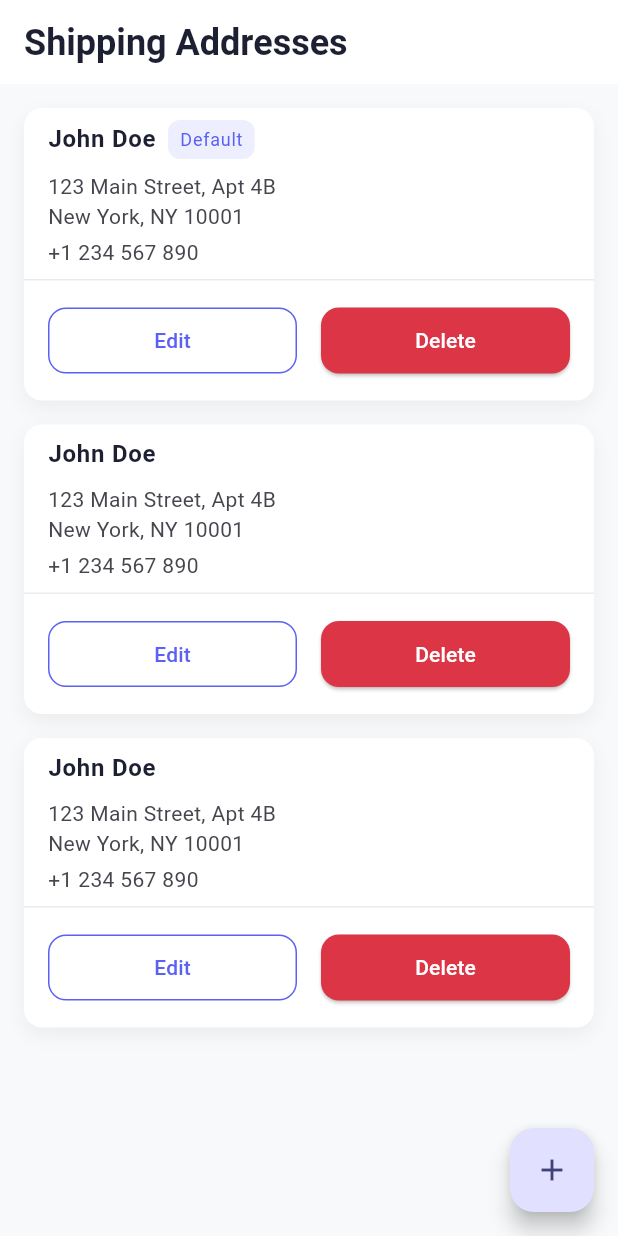
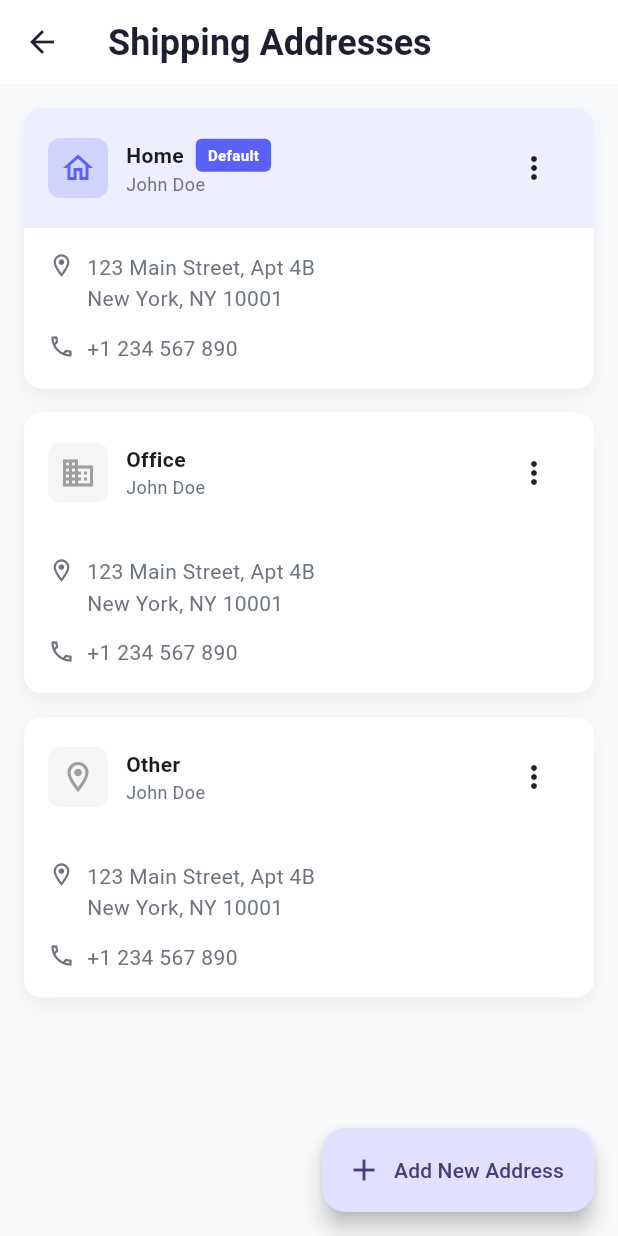
Before and after one commit to xdaguy/modern_ecommerce, a Flutter app: the ShippingAddressScreen screen opened directly, on a phone screen of 412 x 824 dp. Run offline on Flutter 3.47's test engine with Material 3 defaults, Android fonts, the phone set to English and light mode, and no system bars; our stand-ins replace cross_file, flutter_svg, share_plus, shimmer.

Commit message:
improved shipping address screen

```diff
--- a/lib/modern_ecommerce/screens/profile/address/shipping_address_screen.dart
+++ b/lib/modern_ecommerce/screens/profile/address/shipping_address_screen.dart
@@ -1,7 +1,6 @@
 import 'package:flutter/material.dart';
 import 'package:modern_ecommerce/modern_ecommerce/theme/colors.dart';
 import 'package:modern_ecommerce/modern_ecommerce/theme/text_styles.dart';
-import 'package:modern_ecommerce/modern_ecommerce/widgets/common/base_screen.dart';
 import 'package:modern_ecommerce/modern_ecommerce/screens/address/add_address_screen.dart';
 
 class ShippingAddressScreen extends StatelessWidget {
@@ -9,9 +8,29 @@ class ShippingAddressScreen extends StatelessWidget {
 
   @override
   Widget build(BuildContext context) {
-    return BaseScreen(
-      title: 'Shipping Addresses',
-      floatingActionButton: FloatingActionButton(
+    return Scaffold(
+      backgroundColor: MEColors.background,
+      appBar: AppBar(
+        title: const Text('Shipping Addresses'),
+      ),
+      body: ListView.builder(
+        padding: const EdgeInsets.all(16),
+        itemCount: 3,
+        itemBuilder: (context, index) {
+          return _buildAddressCard(
+            context,
+            isDefault: index == 0,
+            name: 'John Doe',
+            address: '123 Main Street, Apt 4B',
+            city: 'New York',
+            state: 'NY',
+            zip: '10001',
+            phone: '+1 234 567 890',
+            type: index == 0 ? 'Home' : (index == 1 ? 'Office' : 'Other'),
+          );
+        },
+      ),
+      floatingActionButton: FloatingActionButton.extended(
         onPressed: () {
           Navigator.push(
             context,
@@ -20,27 +39,14 @@ class ShippingAddressScreen extends StatelessWidget {
             ),
           );
         },
-        child: const Icon(Icons.add),
-      ),
-      body: ListView.builder(
-        padding: const EdgeInsets.all(16),
-        itemCount: 3,
-        itemBuilder: (context, index) {
-          return _buildAddressCard(
-            isDefault: index == 0,
-            name: 'John Doe',
-            address: '123 Main Street, Apt 4B',
-            city: 'New York',
-            state: 'NY',
-            zip: '10001',
-            phone: '+1 234 567 890',
-          );
-        },
+        icon: const Icon(Icons.add),
+        label: const Text('Add New Address'),
       ),
     );
   }
 
-  Widget _buildAddressCard({
+  Widget _buildAddressCard(
+    BuildContext context, {
     required bool isDefault,
     required String name,
     required String address,
@@ -48,6 +54,7 @@ class ShippingAddressScreen extends StatelessWidget {
     required String state,
     required String zip,
     required String phone,
+    required String type,
   }) {
     return Container(
       margin: const EdgeInsets.only(bottom: 16),
@@ -64,12 +71,43 @@ class ShippingAddressScreen extends StatelessWidget {
       ),
       child: Column(
         children: [
-          ListTile(
-            title: Row(
+          // Address Header
+          Container(
+            padding: const EdgeInsets.all(16),
+            decoration: BoxDecoration(
+              color: isDefault ? MEColors.primary.withOpacity(0.1) : null,
+              borderRadius: const BorderRadius.vertical(
+                top: Radius.circular(12),
+              ),
+            ),
+            child: Row(
+              children: [
+                Container(
+                  padding: const EdgeInsets.all(8),
+                  decoration: BoxDecoration(
+                    color: isDefault
+                        ? MEColors.primary.withOpacity(0.2)
+                        : Colors.grey.withOpacity(0.1),
+                    borderRadius: BorderRadius.circular(8),
+                  ),
+                  child: Icon(
+                    type == 'Home'
+                        ? Icons.home_outlined
+                        : (type == 'Office'
+                            ? Icons.business_outlined
+                            : Icons.location_on_outlined),
+                    color: isDefault ? MEColors.primary : Colors.grey,
+                  ),
+                ),
+                const SizedBox(width: 12),
+                Column(
+                  crossAxisAlignment: CrossAxisAlignment.start,
+                  children: [
+                    Row(
                       children: [
                         Text(
-                  name,
-                  style: METextStyles.bodyLarge.copyWith(
+                          type,
+                          style: const TextStyle(
                             fontWeight: FontWeight.bold,
                           ),
                         ),
@@ -81,50 +119,103 @@ class ShippingAddressScreen extends StatelessWidget {
                               vertical: 4,
                             ),
                             decoration: BoxDecoration(
-                      color: MEColors.primary.withOpacity(0.1),
-                      borderRadius: BorderRadius.circular(8),
+                              color: MEColors.primary,
+                              borderRadius: BorderRadius.circular(4),
                             ),
-                    child: Text(
+                            child: const Text(
                               'Default',
-                      style: METextStyles.bodySmall.copyWith(
-                        color: MEColors.primary,
+                              style: TextStyle(
+                                color: Colors.white,
+                                fontSize: 10,
+                                fontWeight: FontWeight.bold,
                               ),
                             ),
                           ),
                         ],
                       ],
                     ),
-            subtitle: Column(
-              crossAxisAlignment: CrossAxisAlignment.start,
+                    Text(
+                      name,
+                      style: TextStyle(
+                        color: MEColors.textSecondary,
+                        fontSize: 12,
+                      ),
+                    ),
+                  ],
+                ),
+                const Spacer(),
+                PopupMenuButton(
+                  icon: const Icon(Icons.more_vert),
+                  itemBuilder: (context) => [
+                    if (!isDefault)
+                      const PopupMenuItem(
+                        value: 'default',
+                        child: Row(
                           children: [
-                const SizedBox(height: 8),
-                Text(address),
-                Text('$city, $state $zip'),
-                const SizedBox(height: 4),
-                Text(phone),
+                            Icon(Icons.check_circle_outline),
+                            SizedBox(width: 8),
+                            Text('Set as Default'),
                           ],
                         ),
                       ),
-          const Divider(),
-          Padding(
-            padding: const EdgeInsets.all(16),
+                    const PopupMenuItem(
+                      value: 'edit',
                       child: Row(
                         children: [
-                Expanded(
-                  child: OutlinedButton(
-                    onPressed: () {},
-                    child: const Text('Edit'),
+                          Icon(Icons.edit_outlined),
+                          SizedBox(width: 8),
+                          Text('Edit'),
+                        ],
                       ),
                     ),
-                const SizedBox(width: 16),
-                Expanded(
-                  child: ElevatedButton(
-                    onPressed: () {},
-                    style: ElevatedButton.styleFrom(
-                      backgroundColor: MEColors.error,
+                    if (!isDefault)
+                      const PopupMenuItem(
+                        value: 'delete',
+                        child: Row(
+                          children: [
+                            Icon(Icons.delete_outline),
+                            SizedBox(width: 8),
+                            Text('Delete'),
+                          ],
                         ),
-                    child: const Text('Delete'),
                       ),
+                  ],
+                  onSelected: (value) {
+                    switch (value) {
+                      case 'default':
+                        _showSetDefaultDialog(context);
+                        break;
+                      case 'edit':
+                        Navigator.push(
+                          context,
+                          MaterialPageRoute(
+                            builder: (context) => const AddAddressScreen(),
+                          ),
+                        );
+                        break;
+                      case 'delete':
+                        _showDeleteDialog(context);
+                        break;
+                    }
+                  },
+                ),
+              ],
+            ),
+          ),
+
+          // Address Details
+          Container(
+            padding: const EdgeInsets.all(16),
+            child: Column(
+              children: [
+                _buildAddressDetail(
+                  Icons.location_on_outlined,
+                  '$address\n$city, $state $zip',
+                ),
+                const SizedBox(height: 12),
+                _buildAddressDetail(
+                  Icons.phone_outlined,
+                  phone,
                 ),
               ],
             ),
@@ -133,4 +224,84 @@ class ShippingAddressScreen extends StatelessWidget {
       ),
     );
   }
+
+  Widget _buildAddressDetail(IconData icon, String text) {
+    return Row(
+      crossAxisAlignment: CrossAxisAlignment.start,
+      children: [
+        Icon(
+          icon,
+          size: 18,
+          color: MEColors.textSecondary,
+        ),
+        const SizedBox(width: 8),
+        Expanded(
+          child: Text(
+            text,
+            style: TextStyle(
+              color: MEColors.textSecondary,
+              height: 1.5,
+            ),
+          ),
+        ),
+      ],
+    );
   }
+
+  void _showSetDefaultDialog(BuildContext context) {
+    showDialog(
+      context: context,
+      builder: (context) => AlertDialog(
+        title: const Text('Set as Default'),
+        content: const Text('Make this your default shipping address?'),
+        actions: [
+          TextButton(
+            onPressed: () => Navigator.pop(context),
+            child: const Text('Cancel'),
+          ),
+          ElevatedButton(
+            onPressed: () {
+              Navigator.pop(context);
+              ScaffoldMessenger.of(context).showSnackBar(
+                const SnackBar(
+                  content: Text('Default address updated'),
+                ),
+              );
+            },
+            child: const Text('Set Default'),
+          ),
+        ],
+      ),
+    );
+  }
+
+  void _showDeleteDialog(BuildContext context) {
+    showDialog(
+      context: context,
+      builder: (context) => AlertDialog(
+        title: const Text('Delete Address'),
+        content: const Text('Are you sure you want to delete this address?'),
+        actions: [
+          TextButton(
+            onPressed: () => Navigator.pop(context),
+            child: const Text('Cancel'),
+          ),
+          ElevatedButton(
+            onPressed: () {
+              Navigator.pop(context);
+              ScaffoldMessenger.of(context).showSnackBar(
+                const SnackBar(
+                  content: Text('Address deleted'),
+                ),
+              );
+            },
+            style: ElevatedButton.styleFrom(
+              backgroundColor: MEColors.error,
+            ),
+            child: const Text('Delete'),
+          ),
+        ],
+      ),
+    );
+  }
+}
--- a/lib/modern_ecommerce/screens/profile/help/help_support_screen.dart
+++ b/lib/modern_ecommerce/screens/profile/help/help_support_screen.dart
@@ -101,7 +101,7 @@ class HelpSupportScreen extends StatelessWidget {
               _buildContactItem(
                 icon: Icons.email_outlined,
                 title: 'Email Support',
-                subtitle: 'support@moderncommerce.com',
+                subtitle: 'support@flutterfusion.dev',
                 onTap: () {},
               ),
               const Divider(height: 1),
```
Lines whose indentation alone changed are shown as unchanged.
